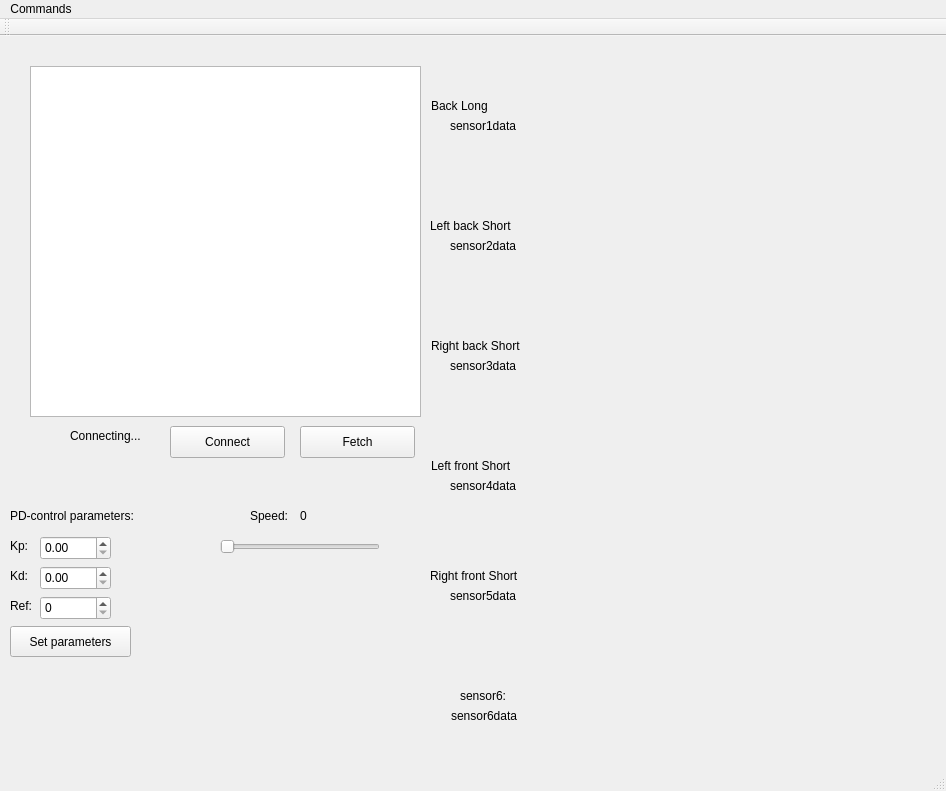
Old version of the form Kod/Styr_m/Styr_m/mapGUI/gui.ui in the repository hansfilipelo/Kandidadprojekt.
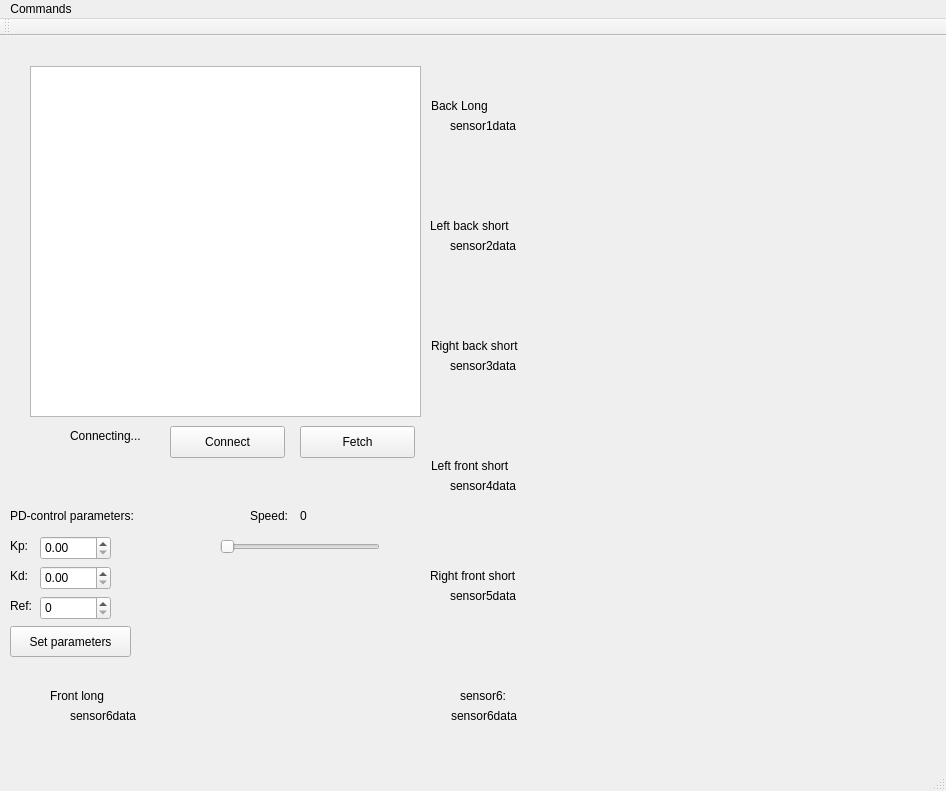
New version of the form. Custom widgets are drawn as their Qt base class.

Commit message: Added last sensors sensorplot

```diff
--- a/Kod/Styr_m/Styr_m/mapGUI/gui.ui
+++ b/Kod/Styr_m/Styr_m/mapGUI/gui.ui
@@ -82,7 +82,7 @@
      </rect>
     </property>
     <property name="text">
-     <string>Left back Short</string>
+     <string>Left back short</string>
     </property>
    </widget>
    <widget class="QLabel" name="sensor2data">
@@ -108,7 +108,7 @@
      </rect>
     </property>
     <property name="text">
-     <string>Right back Short</string>
+     <string>Right back short</string>
     </property>
    </widget>
    <widget class="QLabel" name="sensor3data">
@@ -134,7 +134,7 @@
      </rect>
     </property>
     <property name="text">
-     <string>Left front Short</string>
+     <string>Left front short</string>
     </property>
    </widget>
    <widget class="QLabel" name="sensor4data">
@@ -160,7 +160,7 @@
      </rect>
     </property>
     <property name="text">
-     <string>Right front Short</string>
+     <string>Right front short</string>
     </property>
    </widget>
    <widget class="QLabel" name="sensor5data">
@@ -458,6 +458,48 @@
      <string>Set parameters</string>
     </property>
    </widget>
+   <widget class="QCustomPlot" name="sensorPlot0" native="true">
+    <property name="geometry">
+     <rect>
+      <x>170</x>
+      <y>630</y>
+      <width>261</width>
+      <height>101</height>
+     </rect>
+    </property>
+    <property name="minimumSize">
+     <size>
+      <width>120</width>
+      <height>0</height>
+     </size>
+    </property>
+   </widget>
+   <widget class="QLabel" name="sensor0">
+    <property name="geometry">
+     <rect>
+      <x>50</x>
+      <y>650</y>
+      <width>111</width>
+      <height>20</height>
+     </rect>
+    </property>
+    <property name="text">
+     <string>Front long</string>
+    </property>
+   </widget>
+   <widget class="QLabel" name="sensor0data">
+    <property name="geometry">
+     <rect>
+      <x>70</x>
+      <y>670</y>
+      <width>81</width>
+      <height>20</height>
+     </rect>
+    </property>
+    <property name="text">
+     <string>sensor6data</string>
+    </property>
+   </widget>
   </widget>
   <widget class="QMenuBar" name="menuBar">
    <property name="geometry">
```
The commit also changes 1 other file.
